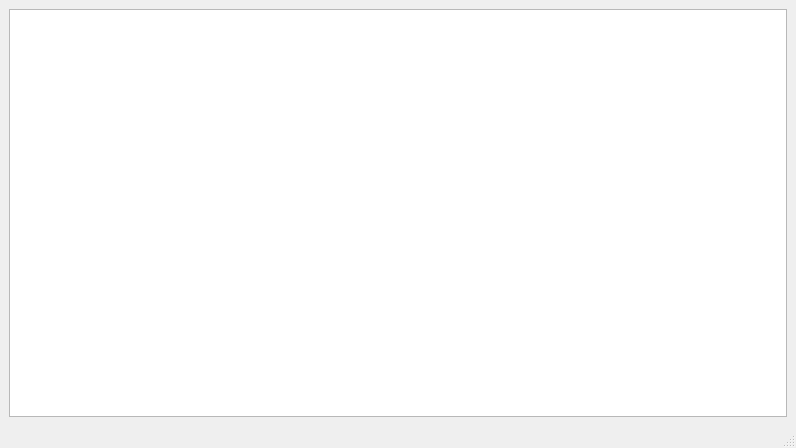
Old version of the form Pyqt5_UI/MainWindow_Frame.ui in the repository flamboyante/file-tools.
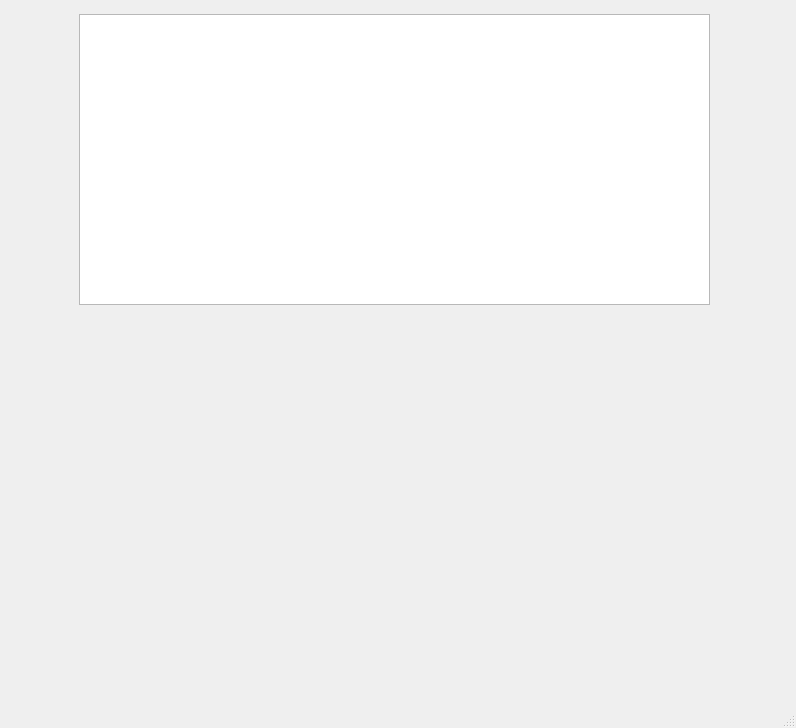
New version of the form. Custom widgets are drawn as their Qt base class.

Commit message:
feat(gui): 优化表格窗口并添加新功能
- 在 Table_window_show 函数中添加异常捕获，记录初始化错误
- 新增 HkjTableView 类，实现带动画效果的表格视图
- 在主窗口中添加两个表格组件，支持更多数据显示
- 优化表格样式，包括滚动条、表头和单元格样式
- 添加行插入和删除的动画效果
- 实现主题变化时动态更新样式表

```diff
--- a/Pyqt5_UI/MainWindow_Frame.ui
+++ b/Pyqt5_UI/MainWindow_Frame.ui
@@ -7,18 +7,39 @@
     <x>0</x>
     <y>0</y>
     <width>796</width>
-    <height>448</height>
+    <height>728</height>
    </rect>
   </property>
   <property name="windowTitle">
    <string>但是风好大发动机号</string>
   </property>
   <widget class="QWidget" name="centralwidget">
-   <layout class="QHBoxLayout" name="horizontalLayout">
-    <item>
-     <widget class="QTableView" name="tableView"/>
-    </item>
-   </layout>
+   <widget class="SiTableView" name="demo_table_simple" native="true">
+    <property name="geometry">
+     <rect>
+      <x>20</x>
+      <y>430</y>
+      <width>741</width>
+      <height>221</height>
+     </rect>
+    </property>
+    <property name="sizePolicy">
+     <sizepolicy hsizetype="Fixed" vsizetype="Fixed">
+      <horstretch>0</horstretch>
+      <verstretch>0</verstretch>
+     </sizepolicy>
+    </property>
+   </widget>
+   <widget class="HkjTableView" name="tableView">
+    <property name="geometry">
+     <rect>
+      <x>79</x>
+      <y>14</y>
+      <width>631</width>
+      <height>291</height>
+     </rect>
+    </property>
+   </widget>
   </widget>
   <widget class="QMenuBar" name="menubar">
    <property name="geometry">
@@ -32,6 +53,19 @@
   </widget>
   <widget class="QStatusBar" name="statusbar"/>
  </widget>
+ <customwidgets>
+  <customwidget>
+   <class>HkjTableView</class>
+   <extends>QTableView</extends>
+   <header location="global">HkjView.HkjTableView</header>
+  </customwidget>
+  <customwidget>
+   <class>SiTableView</class>
+   <extends>QWidget</extends>
+   <header location="global">siui.components.widgets.table</header>
+   <container>1</container>
+  </customwidget>
+ </customwidgets>
  <resources/>
  <connections/>
 </ui>
```
The commit also changes 5 other files.
